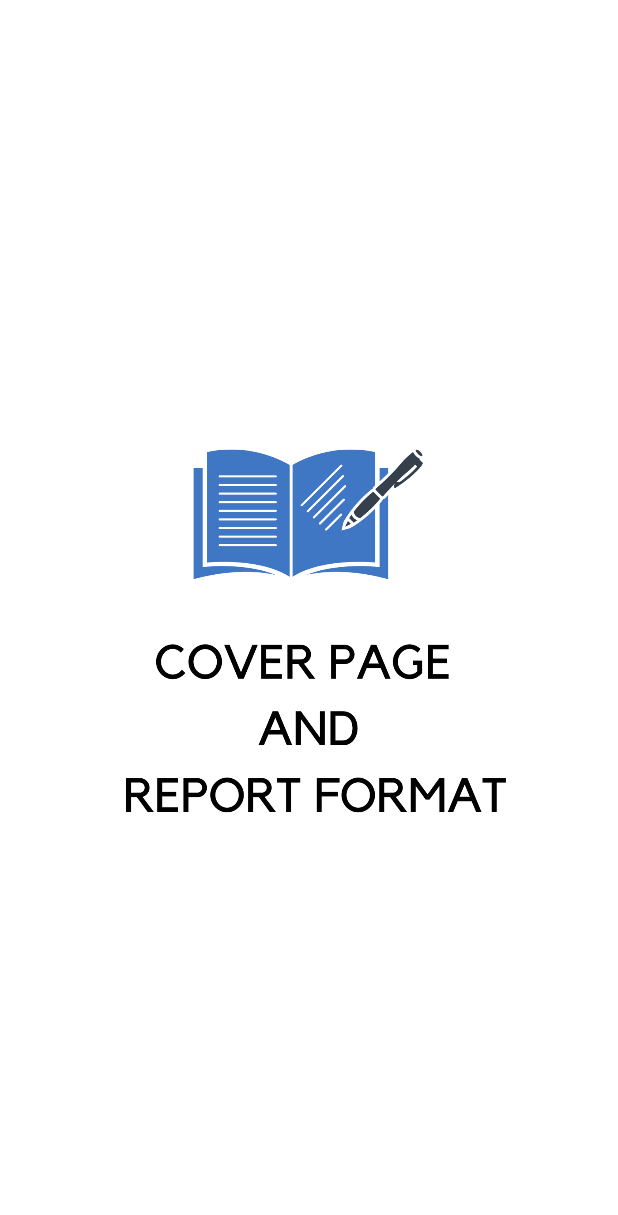
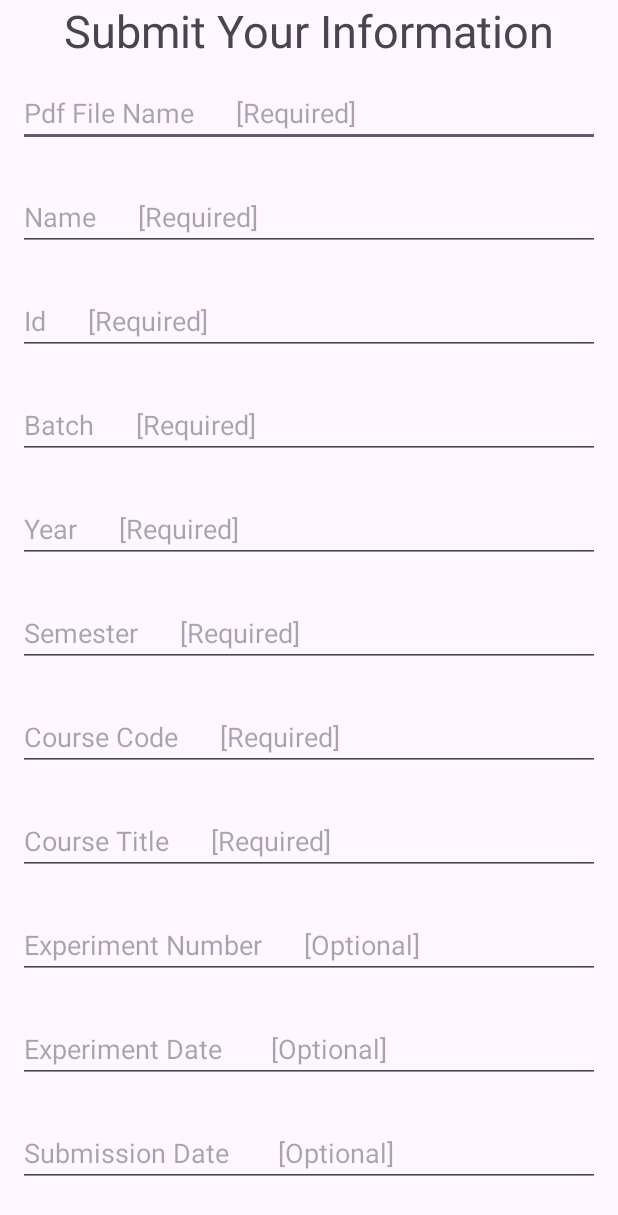
Before and after one commit to Kawsar37/FrontPageGenerator, an Android app: the screen it shows after launch (SplashScreen before the commit, LabReportInfo after it), on a phone screen of 412 x 824 dp. Shown: the top 1215 px of the screen. Run offline under Robolectric (Android 15) with nearby library versions, the phone set to English and light mode, and no system bars; libraries missing offline, so code that uses them is left out: com.itextpdf.io, com.itextpdf.kernel, com.itextpdf.layout.

Commit message:
Lab report

```diff
--- /dev/null
+++ b/app/src/main/java/com/kawser/cprf/LabReportInfo.java
@@ -0,0 +1,316 @@
+package com.kawser.cprf;
+
+
+import android.Manifest;
+import android.app.DatePickerDialog;
+import android.content.pm.PackageManager;
+import android.graphics.Bitmap;
+import android.graphics.drawable.BitmapDrawable;
+import android.graphics.drawable.Drawable;
+import android.os.Bundle;
+import android.os.Environment;
+import android.view.View;
+import android.widget.Button;
+import android.widget.DatePicker;
+import android.widget.EditText;
+import android.widget.Toast;
+
+import androidx.appcompat.app.AppCompatActivity;
+import androidx.core.app.ActivityCompat;
+
+import com.itextpdf.io.image.ImageData;
+import com.itextpdf.io.image.ImageDataFactory;
+import com.itextpdf.kernel.font.PdfFont;
+import com.itextpdf.kernel.font.PdfFontFactory;
+import com.itextpdf.kernel.geom.PageSize;
+import com.itextpdf.kernel.pdf.PdfDocument;
+import com.itextpdf.kernel.pdf.PdfWriter;
+import com.itextpdf.layout.Document;
+import com.itextpdf.layout.borders.Border;
+import com.itextpdf.layout.element.Cell;
+import com.itextpdf.layout.element.Image;
+import com.itextpdf.layout.element.Paragraph;
+import com.itextpdf.layout.element.Table;
+import com.itextpdf.layout.element.Text;
+import com.itextpdf.layout.properties.TextAlignment;
+
+import java.io.ByteArrayOutputStream;
+import java.io.File;
+import java.io.FileOutputStream;
+import java.io.IOException;
+import java.io.OutputStream;
+import java.util.Calendar;
+
+public class LabReportInfo extends AppCompatActivity {
+    EditText file_name;
+    EditText name;
+    EditText id;
+    EditText batch;
+    EditText year;
+    EditText semester;
+    EditText course_code;
+    EditText course_title;
+    EditText lab_no;
+    EditText exp_date;
+    EditText sub_date;
+    EditText exp_name;
+    EditText teacher1;
+    EditText teacher1_pos;
+    EditText teacher2;
+    EditText teacher2_pos;
+    EditText teacher3;
+    EditText teacher3_pos;
+    Button submit;
+
+
+    public static final int REQUEST_STORAGE = 101;
+
+//    public String ordinal(int n) {
+//        final String s;
+//        if (11 <= n && n <= 13) {
+//            s = n + "<sup>th</sup>";
+//        } else if (n % 10 == 1) {
+//            s = "st";
+//        } else if (n % 10 == 2) {
+//            s = "nd";
+//        } else if (n % 10 == 3) {
+//            s = "rd";
+//        } else {
+//            s = "th";
+//        }
+//        return s;
+//    }
+
+    @Override
+    protected void onCreate(Bundle savedInstanceState) {
+        super.onCreate(savedInstanceState);
+        setContentView(R.layout.activity_lab_report_info);
+        int permissionGranted = PackageManager.PERMISSION_GRANTED;
+        ActivityCompat.requestPermissions(this, new String[]{
+                Manifest.permission.WRITE_EXTERNAL_STORAGE}, PackageManager.PERMISSION_GRANTED);
+
+        // for experiment date
+        exp_date = (EditText)findViewById(R.id.edit_text_ex_date);
+        Calendar calendar = Calendar.getInstance();
+        exp_date.setOnClickListener(new View.OnClickListener() {
+            public void onClick(View v) {
+                int year = calendar.get(Calendar.YEAR);
+                int month = calendar.get(Calendar.MONTH);
+                int day = calendar.get(Calendar.DAY_OF_MONTH);
+
+                DatePickerDialog dialog = new DatePickerDialog(LabReportInfo.this, new DatePickerDialog.OnDateSetListener() {
+                    @Override
+                    public void onDateSet(DatePicker view, int year, int month, int dayOfMonth) {
+                        exp_date.setText(String.valueOf(dayOfMonth) + "/" + String.valueOf(month + 1) + "/" + String.valueOf(year));
+                    }
+                }, year, month, day);
+                dialog.show();
+            }
+        });
+
+        // for submission date
+        sub_date = (EditText)findViewById(R.id.edit_text_sub_date);
+        Calendar scalendar = Calendar.getInstance();
+        sub_date.setOnClickListener(new View.OnClickListener() {
+            public void onClick(View v) {
+                int year = scalendar.get(Calendar.YEAR);
+                int month = scalendar.get(Calendar.MONTH);
+                int day = scalendar.get(Calendar.DAY_OF_MONTH);
+
+                DatePickerDialog dialog = new DatePickerDialog(LabReportInfo.this, new DatePickerDialog.OnDateSetListener() {
+                    @Override
+                    public void onDateSet(DatePicker view, int year, int month, int dayOfMonth) {
+                        sub_date.setText(String.valueOf(dayOfMonth) + "/" + String.valueOf(month + 1) + "/" + String.valueOf(year));
+                    }
+                }, year, month, day);
+                dialog.show();
+            }
+        });
+
+        file_name = (EditText) findViewById(R.id.edit_text_file_name);
+        name = (EditText) findViewById(R.id.edit_text_name);
+        id = (EditText) findViewById(R.id.edit_text_id);
+        batch = (EditText) findViewById(R.id.edit_text_batch);
+        year = (EditText) findViewById(R.id.edit_text_year);
+        semester = (EditText) findViewById(R.id.edit_text_semester);
+        course_code = (EditText) findViewById(R.id.edit_text_course_code);
+        course_title = (EditText) findViewById(R.id.edit_text_course_title);
+        lab_no = (EditText) findViewById(R.id.edit_text_lab_no);
+        exp_name = (EditText) findViewById(R.id.edit_text_exp_name);
+        teacher1 = (EditText) findViewById(R.id.edit_text_submitted_teacher1);
+        teacher1_pos = (EditText) findViewById(R.id.edit_text_pos_teacher1);
+        teacher2 = (EditText) findViewById(R.id.edit_text_submitted_teacher2);
+        teacher2_pos = (EditText) findViewById(R.id.edit_text_pos_teacher2);
+        teacher3 = (EditText) findViewById(R.id.edit_text_submitted_teacher3);
+        teacher3_pos = (EditText) findViewById(R.id.edit_text_pos_teacher3);
+        submit = (Button) findViewById(R.id.submit_button_lab_report);
+
+
+        submit.setOnClickListener(new View.OnClickListener() {
+
+            @Override
+            public void onClick(View view) {
+                if (file_name.getText().toString().length() == 0 ||
+                        name.getText().toString().length() == 0 ||
+                        id.getText().toString().length() == 0 ||
+                        batch.getText().toString().length() == 0 ||
+                        year.getText().toString().length() == 0 ||
+                        semester.getText().toString().length() == 0 ||
+                        course_code.getText().toString().length() == 0 ||
+                        course_title.getText().toString().length() == 0 ||
+                        teacher1.getText().toString().length() == 0 ||
+                        teacher1_pos.getText().toString().length() == 0){
+
+                        Toast.makeText(LabReportInfo.this, "Some Info Missing", Toast.LENGTH_LONG).show();
+                } else {
+                    String FileName = file_name.getText().toString();
+                    String Name = name.getText().toString();
+                    String Id = id.getText().toString();
+                    String Batch = batch.getText().toString();
+                    String Year = year.getText().toString();
+                    String Semester = semester.getText().toString();
+                    String Course_code = course_code.getText().toString();
+                    String Course_title = course_title.getText().toString();
+                    String Lab_no = lab_no.getText().toString();
+                    String Exp_date = exp_date.getText().toString();
+                    String Sub_date = sub_date.getText().toString();
+                    String Exp_name = exp_name.getText().toString();
+                    String Teacher1 = teacher1.getText().toString();
+                    String Teacher1_pos = teacher1_pos.getText().toString();
+                    String Teacher2 = teacher2.getText().toString();
+                    String Teacher2_pos = teacher2_pos.getText().toString();
+                    String Teacher3 = teacher3.getText().toString();
+                    String Teacher3_pos = teacher3_pos.getText().toString();
+
+                    try {
+                        createPdf(FileName, Name, Id, Batch, Year, Semester, Course_code, Course_title, Lab_no, Exp_date, Sub_date, Exp_name, Teacher1, Teacher1_pos, Teacher2, Teacher2_pos, Teacher3, Teacher3_pos);
+                    } catch (Exception e) {
+                        e.printStackTrace();
+                    }
+                }
+            }
+        });
+    }
+
+
+        private void createPdf(String FileName, String Name, String Id, String Batch, String Year, String Semester, String Course_code, String Course_title, String Lab_no, String Exp_date, String Sub_date, String Exp_name, String Teacher1, String Teacher1_pos, String Teacher2, String Teacher2_pos, String Teacher3, String Teacher3_pos) throws IOException {
+            String pdfPath = Environment.getExternalStoragePublicDirectory(Environment.DIRECTORY_DOWNLOADS).toString();
+//            Text f_name = new Text(FileName + ".pdf");
+            File file = new File(pdfPath,(FileName + ".pdf"));
+            OutputStream outputStream = new FileOutputStream(file);
+
+            PdfWriter writer = new PdfWriter(file);
+            PdfDocument pdfDocument = new PdfDocument(writer);
+            Document document = new Document(pdfDocument);
+
+            pdfDocument.setDefaultPageSize(PageSize.A4);
+            document.setMargins(1,1,1,1);
+
+            // times new roman font
+            PdfFont timesNewRomanFont = PdfFontFactory.createFont("res/font/timesnewroman.ttf");
+
+            Text t1 = new Text("\n\n\nBANGLADESH ARMY UNIVERSITY OF ENGINEERING &\nTECHNOLOGY (BAUET)").setFont(timesNewRomanFont);
+            Paragraph BauetName = new Paragraph(t1).setBold().setFontSize(18).setTextAlignment(TextAlignment.CENTER);
+
+
+            Paragraph address = new Paragraph("Qadirabad Cantonment, Natore-6431").setFont(timesNewRomanFont).setFontSize(14).setTextAlignment(TextAlignment.CENTER);
+
+            Drawable d = getDrawable(R.drawable.bauetlogo1);
+            Bitmap bitmap = ((BitmapDrawable)d).getBitmap();
+            ByteArrayOutputStream stream = new ByteArrayOutputStream();
+            bitmap.compress(Bitmap.CompressFormat.PNG, 100, stream);
+            byte[] bitmapData = stream.toByteArray();
+
+            // logo
+            ImageData imageData = ImageDataFactory.create(bitmapData);
+            Image image = new Image(imageData);
+            image.scaleAbsolute(150f,  150f).setFixedPosition(230f, 527f);
+
+            Paragraph deptName = new Paragraph("\n\n\n\n\n\nDEPARTMENT OF COMPUTER SCIENCE AND ENGINEERING").setFont(timesNewRomanFont).setBold().setFontSize(16).setTextAlignment(TextAlignment.CENTER);
+            Paragraph lab_no = new Paragraph("Lab Report: " + Lab_no).setFont(timesNewRomanFont).setBold().setFontSize(20).setTextAlignment(TextAlignment.CENTER);
+
+            Text C_code_title = new Text("Course Code: ").setBold();
+            Text C_code_val = new Text(Course_code);
+            Paragraph C_code = new Paragraph();
+            C_code.add(C_code_title);
+            C_code.add(C_code_val);
+            C_code.setFont(timesNewRomanFont).setFontSize(16).setTextAlignment(TextAlignment.CENTER);
+
+            Text C_title_title = new Text("Course Title: ").setBold();
+            Text C_title_val = new Text(Course_title);
+            Paragraph C_title = new Paragraph();
+            C_title.add(C_title_title);
+            C_title.add(C_title_val);
+            C_title.setFont(timesNewRomanFont).setFontSize(16).setTextAlignment(TextAlignment.CENTER);
+
+            Text Exp_date_title = new Text("Experiment Date: ").setBold();
+            Text Exp_date_val = new Text(Exp_date);
+            Paragraph ex_date = new Paragraph();
+            ex_date.add(Exp_date_title);
+            ex_date.add(Exp_date_val);
+            ex_date.setFont(timesNewRomanFont).setFontSize(16).setTextAlignment(TextAlignment.CENTER);
+
+            Text sub_date_title = new Text("Submission Date: ").setBold();
+            Text sub_date_val = new Text(Sub_date);
+            Paragraph sub_date = new Paragraph();
+            sub_date.add(sub_date_title);
+            sub_date.add(sub_date_val);
+            sub_date.setFont(timesNewRomanFont).setFontSize(16).setTextAlignment(TextAlignment.CENTER);
+
+            Text exp_name_title = new Text("Experiment Name: ").setBold();
+            Text exp_name_val = new Text(Exp_name);
+            Paragraph Ex_name = new Paragraph();
+            Ex_name.add(exp_name_title);
+            Ex_name.add(exp_name_val);
+            Ex_name.setFont(timesNewRomanFont).setFontSize(16).setTextAlignment(TextAlignment.CENTER);
+
+            float[] width = {2000f,2000f};
+            Table table = new Table(width).setFixedPosition(60, 75, 645);
+
+            table.addCell(new Cell().add(new Paragraph("Submitted By: ").setFont(timesNewRomanFont).setBold().setFontSize(14)).setBorder(Border.NO_BORDER));
+            table.addCell(new Cell().add(new Paragraph("Submitted To: ").setFont(timesNewRomanFont).setBold().setFontSize(14)).setBorder(Border.NO_BORDER));
+
+            table.addCell(new Cell().add(new Paragraph("Name: " + Name).setFont(timesNewRomanFont).setFontSize(12)).setBorder(Border.NO_BORDER));
+            table.addCell(new Cell().add(new Paragraph(Teacher1).setBold().setFont(timesNewRomanFont).setFontSize(12)).setBorder(Border.NO_BORDER));
+
+            table.addCell(new Cell().add(new Paragraph("ID: " + Id).setFont(timesNewRomanFont).setFontSize(12)).setBorder(Border.NO_BORDER));
+            table.addCell(new Cell().add(new Paragraph(Teacher1_pos).setFont(timesNewRomanFont).setFontSize(12)).setBorder(Border.NO_BORDER));
+
+//            table.addCell(new Cell().add(new Paragraph("ID: " + Id)).setBorder(Border.NO_BORDER));
+//            table.addCell(new Cell().add(new Paragraph()).setBorder(Border.NO_BORDER));
+
+            table.addCell(new Cell().add(new Paragraph("Batch: " + Batch).setFont(timesNewRomanFont).setFontSize(12)).setBorder(Border.NO_BORDER));
+            table.addCell(new Cell().add(new Paragraph(Teacher2).setBold().setFont(timesNewRomanFont).setFontSize(12)).setBorder(Border.NO_BORDER));
+
+//            table.addCell(new Cell().add(new Paragraph()).setBorder(Border.NO_BORDER));
+//            table.addCell(new Cell().add(new Paragraph()).setBorder(Border.NO_BORDER));
+
+            table.addCell(new Cell().add(new Paragraph("Year: " + Year).setFont(timesNewRomanFont).setFontSize(12)).setBorder(Border.NO_BORDER));
+            table.addCell(new Cell().add(new Paragraph(Teacher2_pos).setFont(timesNewRomanFont).setFontSize(12)).setBorder(Border.NO_BORDER));
+
+            table.addCell(new Cell().add(new Paragraph("Semester: " + Semester).setFont(timesNewRomanFont).setFontSize(12)).setBorder(Border.NO_BORDER));
+            table.addCell(new Cell().add(new Paragraph(Teacher3).setFont(timesNewRomanFont).setBold().setFontSize(12)).setBorder(Border.NO_BORDER));
+
+            table.addCell(new Cell().add(new Paragraph()).setBorder(Border.NO_BORDER));
+            table.addCell(new Cell().add(new Paragraph(Teacher3_pos).setFont(timesNewRomanFont).setFontSize(12)).setBorder(Border.NO_BORDER));
+
+            /*
+            to less bold .setFontColor(new Color(0, 0, 0, 0.5))
+             */
+            document.add(BauetName);
+            document.add(address);
+            document.add(image);
+            document.add(deptName);
+            document.add(lab_no);
+            document.add(C_code);
+            document.add(C_title);
+            document.add(ex_date);
+            document.add(sub_date);
+            if (Exp_name.length() != 0) {
+                document.add(Ex_name);
+            }
+            document.add(table);
+            document.close();
+            Toast.makeText(this, "Front Page Created Successfully", Toast.LENGTH_LONG).show();
+        }
+    }
--- /dev/null
+++ b/app/src/main/res/layout/activity_lab_report_info.xml
@@ -0,0 +1,195 @@
+<?xml version="1.0" encoding="utf-8"?>
+<LinearLayout xmlns:android="http://schemas.android.com/apk/res/android"
+    android:layout_width="match_parent"
+    android:layout_height="match_parent">
+
+    <ScrollView
+        android:layout_width="match_parent"
+        android:layout_height="wrap_content">
+
+        <LinearLayout
+            android:layout_width="match_parent"
+            android:layout_height="match_parent"
+            android:orientation="vertical">
+
+            <!-- Your scrollable content goes here -->
+            <TextView
+                android:layout_width="wrap_content"
+                android:layout_height="wrap_content"
+                android:layout_gravity="center"
+                android:text="Submit Your Information"
+                android:textSize="30sp" />
+
+            <EditText
+                android:id="@+id/edit_text_file_name"
+                android:layout_width="match_parent"
+                android:layout_height="wrap_content"
+                android:layout_margin="12dp"
+                android:ems="10"
+                android:hint="Pdf File Name      [Required]"
+                android:inputType="textPersonName" />
+
+            <EditText
+                android:id="@+id/edit_text_name"
+                android:layout_width="match_parent"
+                android:layout_height="wrap_content"
+                android:layout_margin="12dp"
+                android:ems="10"
+                android:hint="Name      [Required]"
+                android:inputType="textPersonName" />
+
+            <EditText
+                android:id="@+id/edit_text_id"
+                android:layout_width="match_parent"
+                android:layout_height="wrap_content"
+                android:layout_margin="12dp"
+                android:ems="10"
+                android:hint="Id      [Required]"
+                android:inputType="text" />
+
+            <EditText
+                android:id="@+id/edit_text_batch"
+                android:layout_width="match_parent"
+                android:layout_height="wrap_content"
+                android:layout_margin="12dp"
+                android:ems="10"
+                android:hint="Batch      [Required]"
+                android:inputType="text" />
+
+            <EditText
+                android:id="@+id/edit_text_year"
+                android:layout_width="match_parent"
+                android:layout_height="wrap_content"
+                android:layout_margin="12dp"
+                android:ems="10"
+                android:hint="Year      [Required]"
+                android:inputType="text" />
+
+            <EditText
+                android:id="@+id/edit_text_semester"
+                android:layout_width="match_parent"
+                android:layout_height="wrap_content"
+                android:layout_margin="12dp"
+                android:ems="10"
+                android:hint="Semester      [Required]"
+                android:inputType="text" />
+
+            <EditText
+                android:id="@+id/edit_text_course_code"
+                android:layout_width="match_parent"
+                android:layout_height="wrap_content"
+                android:layout_margin="12dp"
+                android:ems="10"
+                android:hint="Course Code      [Required]"
+                android:inputType="text" />
+
+            <EditText
+                android:id="@+id/edit_text_course_title"
+                android:layout_width="match_parent"
+                android:layout_height="wrap_content"
+                android:layout_margin="12dp"
+                android:ems="10"
+                android:hint="Course Title      [Required]"
+                android:inputType="text" />
+
+            <EditText
+                android:id="@+id/edit_text_lab_no"
+                android:layout_width="match_parent"
+                android:layout_height="wrap_content"
+                android:layout_margin="12dp"
+                android:ems="10"
+                android:hint="Experiment Number      [Optional]"
+                android:inputType="none" />
+
+            <EditText
+                android:id="@+id/edit_text_ex_date"
+                android:layout_width="match_parent"
+                android:layout_height="wrap_content"
+                android:layout_margin="12dp"
+                android:ems="10"
+                android:hint="Experiment Date       [Optional]"
+                android:inputType="none" />
+
+            <EditText
+                android:id="@+id/edit_text_sub_date"
+                android:layout_width="match_parent"
+                android:layout_height="wrap_content"
+                android:layout_margin="12dp"
+                android:ems="10"
+                android:hint="Submission Date       [Optional]"
+                android:inputType="none" />
+
+            <EditText
+                android:id="@+id/edit_text_exp_name"
+                android:layout_width="match_parent"
+                android:layout_height="wrap_content"
+                android:layout_margin="12dp"
+                android:ems="10"
+                android:hint="Experiment Name        [Optional]"
+                android:inputType="text" />
+
+            <EditText
+                android:id="@+id/edit_text_submitted_teacher1"
+                android:layout_width="match_parent"
+                android:layout_height="wrap_content"
+                android:layout_margin="12dp"
+                android:ems="10"
+                android:hint="Submitted to Teacher 1 name:       [Required]"
+                android:inputType="text" />
+
+            <EditText
+                android:id="@+id/edit_text_pos_teacher1"
+                android:layout_width="match_parent"
+                android:layout_height="wrap_content"
+                android:layout_margin="12dp"
+                android:ems="10"
+                android:hint="Recognition\n[E.g.: Lecturer, Dept. of CSE]        [Required]"
+                android:inputType="text" />
+
+            <EditText
+                android:id="@+id/edit_text_submitted_teacher2"
+                android:layout_width="match_parent"
+                android:layout_height="wrap_content"
+                android:layout_margin="12dp"
+                android:ems="10"
+                android:hint="Submitted to Teacher 2 name:      [Optional]"
+                android:inputType="text" />
+
+            <EditText
+                android:id="@+id/edit_text_pos_teacher2"
+                android:layout_width="match_parent"
+                android:layout_height="wrap_content"
+                android:layout_margin="12dp"
+                android:ems="10"
+                android:hint="Recognition\n[E.g.: Lecturer, Dept. of CSE]          [Optional]"
+                android:inputType="text" />
+
+            <EditText
+                android:id="@+id/edit_text_submitted_teacher3"
+                android:layout_width="match_parent"
+                android:layout_height="wrap_content"
+                android:layout_margin="12dp"
+                android:ems="10"
+                android:hint="Submitted to Teacher 3 name:     [Optional]"
+                android:inputType="text" />
+
+            <EditText
+                android:id="@+id/edit_text_pos_teacher3"
+                android:layout_width="match_parent"
+                android:layout_height="wrap_content"
+                android:layout_margin="12dp"
+                android:ems="10"
+                android:hint="Recognition\n[E.g.: Lecturer, Dept. of CSE]         [Optional]"
+                android:inputType="text" />
+
+            <Button
+                android:id="@+id/submit_button_lab_report"
+                android:layout_width="match_parent"
+                android:layout_height="wrap_content"
+                android:layout_margin="12dp"
+                android:text="Submit" />
+        </LinearLayout>
+
+    </ScrollView>
+
+</LinearLayout>
--- a/app/src/main/res/values/strings.xml
+++ b/app/src/main/res/values/strings.xml
@@ -2,4 +2,6 @@
     <string name="app_name">Cover Page and Report Format</string>
     <string name="select_batch">Select Batch</string>
     <string name="select_dept">Select Dept.</string>
+    <string name="path_to_times_new_roman_ttc">/path/to/times_new_roman.ttc</string>
+    <string name="timesnewroman">TimesNewRoman</string>
 </resources>
```
Also changed, not shown: app/build.gradle.kts (+8 -0 lines), app/src/main/AndroidManifest.xml (+8 -2 lines), app/src/main/java/com/kawser/cprf/Homepage.java (+27 -0 lines), app/src/main/java/com/kawser/cprf/Registration.java (+63 -10 lines), app/src/main/res/layout/activity_homepage.xml (+64 -2 lines), app/src/main/res/layout/activity_registration.xml (+35 -3 lines), app/src/main/res/drawable/bauetlogo1.png (added), app/src/main/res/font/timesnewroman.ttf (added).
